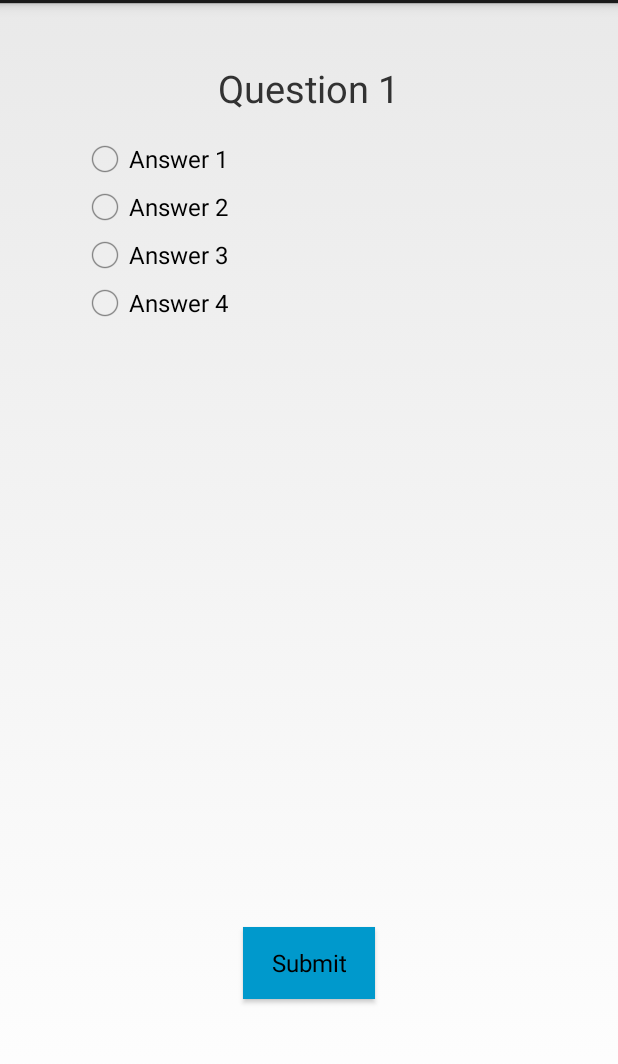
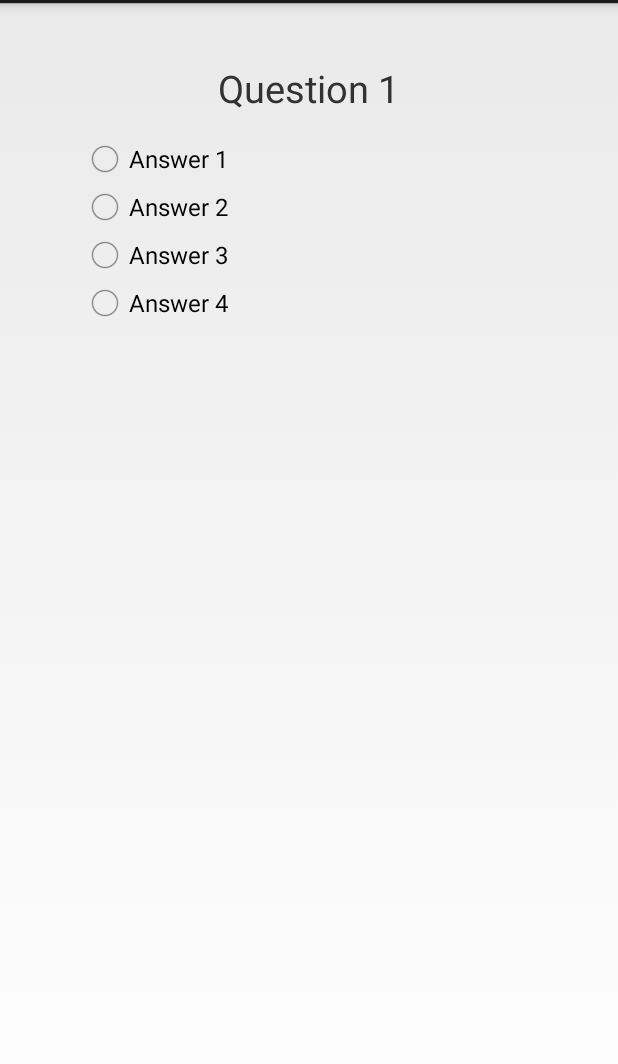
Before and after one commit to coopercc/quizdroid, an Android app: the QuestionsActivity screen opened directly, with no data from a screen before it, on a phone screen of 412 x 824 dp, the part 69-1133 px from its top. Run offline under Robolectric (Android 15) with nearby library versions, the phone set to English and light mode, and no system bars.

Commit message:
hid submit button until a radio button is selected

```diff
--- a/MyApplication/app/src/main/java/quizdroid/coopercc/washington/edu/quizdroid/QuestionsActivity.java
+++ b/MyApplication/app/src/main/java/quizdroid/coopercc/washington/edu/quizdroid/QuestionsActivity.java
@@ -32,11 +32,17 @@ public class QuestionsActivity extends Activity {
         String str = chr.toString() + question;
         title.setText(str);
 
+        final Button submit = (Button) findViewById(R.id.submit);
+        submit.setVisibility(View.INVISIBLE);
         grp = (RadioGroup) findViewById(R.id.questionGrp);
+        grp.setOnCheckedChangeListener(new RadioGroup.OnCheckedChangeListener() {
+            @Override
+            public void onCheckedChanged(RadioGroup group, int checkedId) {
+                submit.setVisibility(View.VISIBLE);
+            }
+        });
 
 
-        //get button press action
-        Button submit = (Button) findViewById(R.id.submit);
         submit.setOnClickListener(new View.OnClickListener() {
             @Override
             public void onClick(View v) {
```
